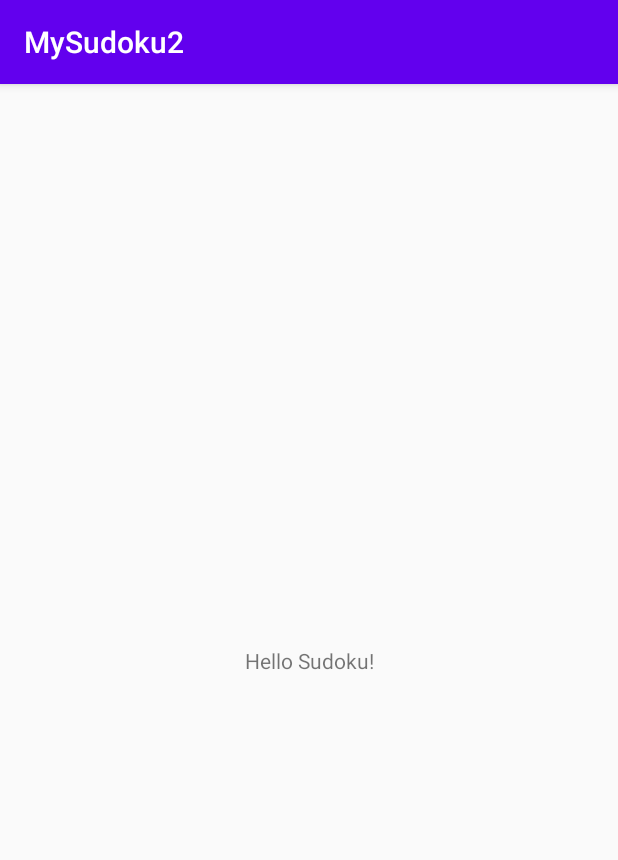
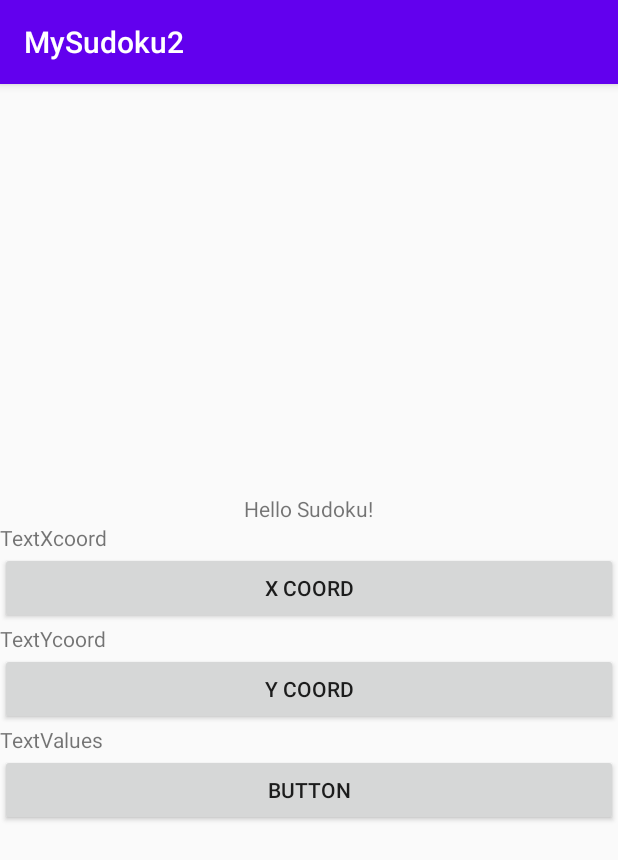
Before and after one commit to Vacheslav676/Sudoku2, an Android app: the screen it shows after launch (MainActivity), on a phone screen of 412 x 824 dp. Shown: the top 860 px of the screen. Run offline under Robolectric (Android 15) with nearby library versions, the phone set to English and light mode, and no system bars.

Commit message:
добавил массив

```diff
--- a/app/src/main/java/com/example/mysudoku2/MainActivity.java
+++ b/app/src/main/java/com/example/mysudoku2/MainActivity.java
@@ -2,12 +2,31 @@ package com.example.mysudoku2;
 
 import android.support.v7.app.AppCompatActivity;
 import android.os.Bundle;
+import android.util.Log;
 
-public class MainActivity extends AppCompatActivity {
+import java.io.BufferedReader;
+import java.io.IOException;
+import java.io.InputStreamReader;
+
+public class MainActivity extends AppCompatActivity  {
+
+    public static void main(String[] args) throws IOException {
+
+    }
 
     @Override
     protected void onCreate(Bundle savedInstanceState) {
         super.onCreate(savedInstanceState);
         setContentView(R.layout.activity_main);
+
+        Log.v("MyLog", "Салам пополам");
+        Log.d("MyLog2", "Салам пополам2");
+        Log.i("MyLog", "Салам пополам");
+
+        int[][] sudokuTable = new int[10][10];
+
+        int testInt = 10;
+
     }
+
 }
--- a/app/src/main/res/layout/activity_main.xml
+++ b/app/src/main/res/layout/activity_main.xml
@@ -6,6 +6,15 @@
         android:layout_width="match_parent"
         android:layout_height="match_parent"
         tools:context=".MainActivity">
+
+    <LinearLayout
+            android:layout_width="match_parent"
+            android:layout_height="match_parent"
+            android:navigationBarColor="@android:color/white"
+            android:orientation="vertical"
+            android:gravity="center"
+            app:layout_constraintStart_toStartOf="parent"
+            tools:layout_editor_absoluteY="118dp">
     <TextView
             android:layout_width="wrap_content"
             android:layout_height="wrap_content"
@@ -14,5 +23,32 @@
             app:layout_constraintStart_toStartOf="parent"
             app:layout_constraintEnd_toEndOf="parent"
             app:layout_constraintTop_toTopOf="parent"/>
+        <TextView
+                android:text="TextXcoord"
+                android:layout_width="match_parent"
+                android:layout_height="wrap_content" android:id="@+id/TextXcoord"/>
+        <Button
+                android:text="X coord"
+                android:layout_width="match_parent"
+                android:layout_height="wrap_content" android:id="@+id/buttonXcoord"/>
+        <TextView
+                android:text="TextYcoord"
+                android:layout_width="match_parent"
+                android:layout_height="wrap_content" android:id="@+id/TextYcoord"/>
+        <Button
+                android:text="Y coord"
+                android:layout_width="match_parent"
+                android:layout_height="wrap_content" android:id="@+id/buttonYcoord"/>
+        <TextView
+                android:text="TextValues"
+                android:layout_width="match_parent"
+                android:layout_height="wrap_content" android:id="@+id/textView3"/>
+        <Button
+                android:text="Button"
+                android:layout_width="match_parent"
+                android:layout_height="wrap_content" android:id="@+id/buttonValues"/>
+
+
+    </LinearLayout>
 
 </android.support.constraint.ConstraintLayout>
```
